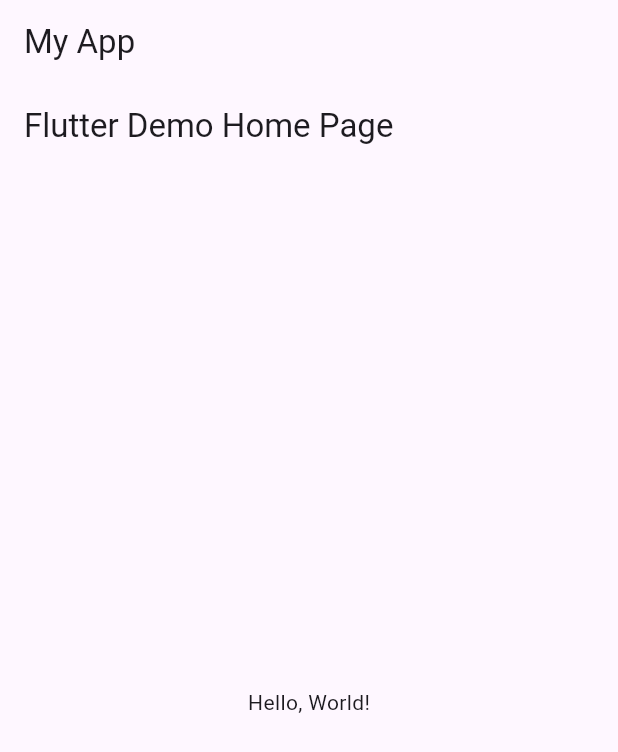
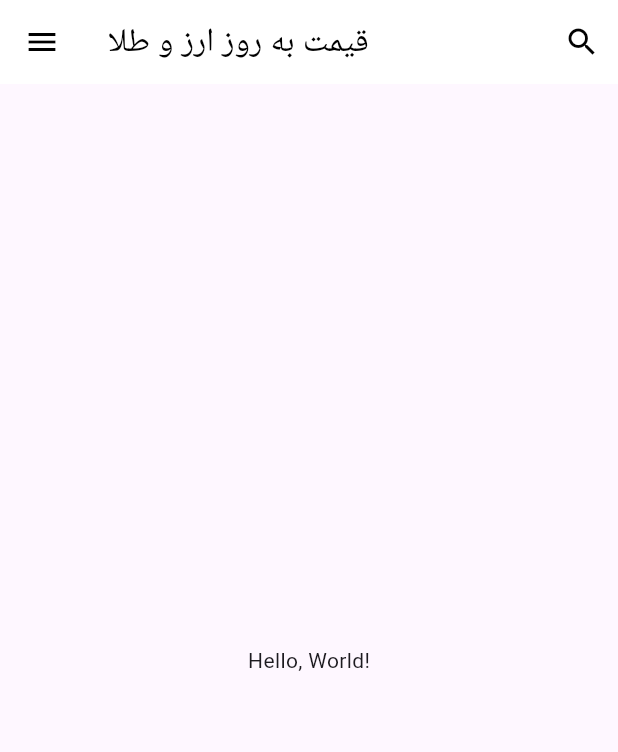
Before and after one commit to omidkarami77/tech_blog, a Flutter app: the screen it shows after launch, on a phone screen of 412 x 824 dp. Shown: the top 752 px of the screen. Run offline on Flutter 3.47's test engine with Material 3 defaults, Android fonts, the phone set to English and light mode, and no system bars.

Commit message:
first code

```diff
--- a/lib/main.dart
+++ b/lib/main.dart
@@ -2,11 +2,7 @@ import 'package:flutter/material.dart';
 
 void main() {
   runApp( MaterialApp(
-    title: 'My App',
     home: Scaffold(
-      appBar: AppBar(
-        title: const Text('My App'),
-      ),
       body: const Center(
         child: MyApp(),
       ),
@@ -20,9 +16,7 @@ class MyApp extends StatelessWidget {
   Widget build(BuildContext context) {
     return MaterialApp(
       title: 'Flutter Demo',
-      theme: ThemeData(
-        primarySwatch: Colors.blue,
-      ),
+
       home: const MyHomePage(title: 'Flutter Demo Home Page'),
     );
   }
@@ -37,7 +31,23 @@ class MyHomePage extends StatelessWidget {
   Widget build(BuildContext context) {
     return Scaffold(
       appBar: AppBar(
-        title: Text(title),
+        backgroundColor: Colors.white,
+        leading: IconButton(
+          icon: const Icon(Icons.menu),
+          color: Colors.black,
+          onPressed: () {
+            // Handle back button press
+          },
+        ),
+      actions   :[ IconButton(
+          icon: const Icon(Icons.search),
+          color: Colors.black,
+          onPressed: () {
+            // Handle search button press
+          },
+        ),
+      ],
+        title: Text("قیمت به روز ارز و طلا", style: TextStyle(color: Colors.black),),
       ),
       body: const Center(
         child: Text('Hello, World!'),
--- a/pubspec.yaml
+++ b/pubspec.yaml
@@ -58,8 +58,8 @@ flutter:
   uses-material-design: true
 
   # To add assets to your application, add an assets section, like this:
-  # assets:
-  #   - images/a_dot_burr.jpeg
+  assets:
+    - assets/images/
   #   - images/a_dot_ham.jpeg
 
   # An image asset can refer to one or more resolution-specific "variants", see
```
Also changed, not shown: assets/images/2976215.png (added), assets/images/3580291.png (added), assets/images/752675.png (added), assets/images/icon.png (added).
